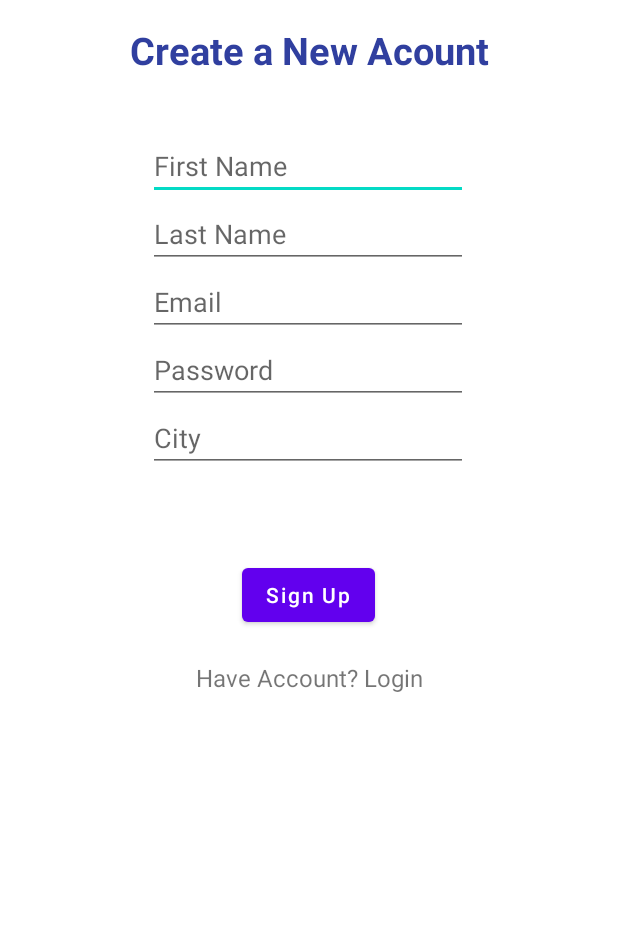
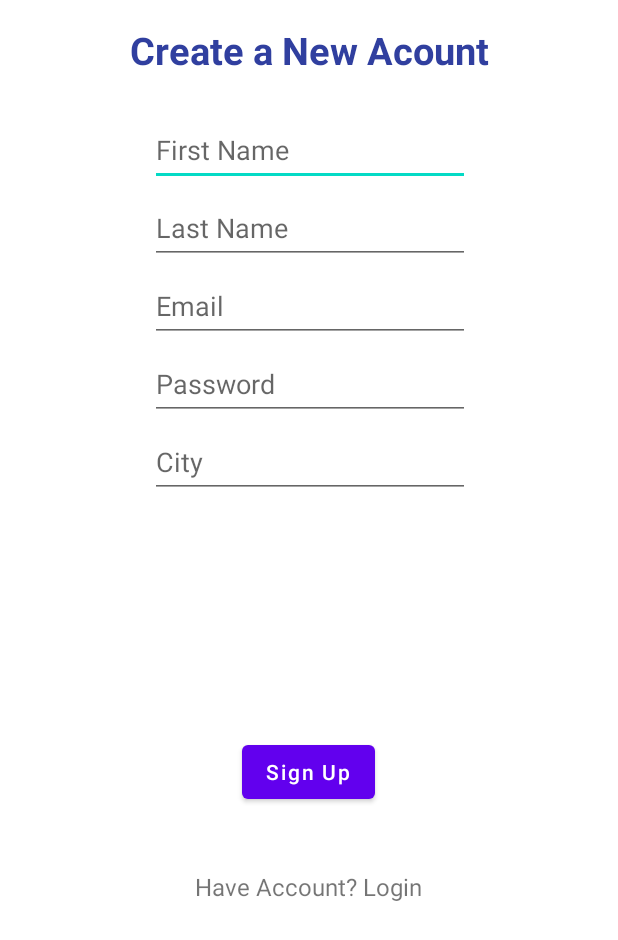
Before and after one commit to AlmogJakov/TutorTime, an Android app: the layout activity_register.xml on its own in the app's theme, with its tools: preview values and no code run, on a phone screen of 412 x 824 dp. Shown: the top 940 px of the screen. Run offline under Robolectric (Android 15) with nearby library versions, the phone set to English and light mode, and no system bars.

Commit message:
fixed Register invalid input

```diff
--- a/app/src/main/java/com/project/tutortime/Register.java
+++ b/app/src/main/java/com/project/tutortime/Register.java
@@ -88,7 +88,7 @@ public class Register extends AppCompatActivity {
                 fAuth.createUserWithEmailAndPassword(email,password).addOnCompleteListener(new OnCompleteListener<AuthResult>() {
                     @Override
                     public void onComplete(@NonNull Task<AuthResult> task) {
-                        if (task.isComplete()) {
+                        if (task.isComplete()&&task.isSuccessful()) {
                             Toast.makeText(Register.this, "User Created", Toast.LENGTH_SHORT).show();
                             FireBaseUser u = new FireBaseUser();
                             String userID = fAuth.getCurrentUser().getUid();
--- a/app/src/main/res/layout/activity_register.xml
+++ b/app/src/main/res/layout/activity_register.xml
@@ -9,72 +9,98 @@
         android:id="@+id/editFName"
         android:layout_width="wrap_content"
         android:layout_height="wrap_content"
-        android:layout_marginTop="88dp"
-        android:layout_marginEnd="100dp"
+        android:layout_marginTop="76dp"
         android:ems="10"
         android:hint="First Name"
         android:inputType="textPersonName"
+        android:minHeight="48dp"
         app:layout_constraintEnd_toEndOf="parent"
+        app:layout_constraintHorizontal_bias="0.502"
+        app:layout_constraintStart_toStartOf="parent"
         app:layout_constraintTop_toTopOf="parent" />
 
-    <EditText
-        android:id="@+id/editLName"
-        android:layout_width="wrap_content"
-        android:layout_height="wrap_content"
-        android:layout_marginEnd="100dp"
-        android:ems="10"
-        android:hint="Last Name"
-        android:inputType="textPersonName"
+    <TextView
+        android:id="@+id/loginPage"
+        android:layout_width="190dp"
+        android:layout_height="29dp"
+        android:text="Have Account? Login"
+        android:textAlignment="center"
+        android:textSize="16sp"
+        app:layout_constraintBottom_toBottomOf="parent"
         app:layout_constraintEnd_toEndOf="parent"
-        app:layout_constraintTop_toBottomOf="@+id/editFName" />
+        app:layout_constraintHorizontal_bias="0.497"
+        app:layout_constraintStart_toStartOf="parent"
+        app:layout_constraintTop_toBottomOf="@+id/editCity"
+        app:layout_constraintVertical_bias="0.536" />
 
     <EditText
         android:id="@+id/editEmail"
         android:layout_width="wrap_content"
         android:layout_height="wrap_content"
-        android:layout_marginEnd="100dp"
+        android:layout_marginTop="4dp"
+
         android:ems="10"
-
         android:hint="Email"
         android:inputType="textEmailAddress"
+        android:minHeight="48dp"
         app:layout_constraintEnd_toEndOf="parent"
+        app:layout_constraintHorizontal_bias="0.502"
+        app:layout_constraintStart_toStartOf="parent"
         app:layout_constraintTop_toBottomOf="@+id/editLName" />
+
+    <Button
+        android:id="@+id/buttonAcount"
+        android:layout_width="wrap_content"
+        android:layout_height="wrap_content"
+        android:text="Sign Up"
+        android:textAllCaps="false"
+        app:layout_constraintBottom_toTopOf="@+id/loginPage"
+        app:layout_constraintEnd_toEndOf="parent"
+        app:layout_constraintHorizontal_bias="0.498"
+        app:layout_constraintStart_toStartOf="parent"
+        app:layout_constraintTop_toBottomOf="@+id/editCity"
+        app:layout_constraintVertical_bias="0.792" />
 
     <EditText
         android:id="@+id/editPass"
         android:layout_width="wrap_content"
         android:layout_height="wrap_content"
-        android:layout_marginTop="0dp"
-        android:layout_marginEnd="100dp"
+        android:layout_marginTop="4dp"
         android:ems="10"
         android:hint="Password"
         android:inputType="textPassword"
+        android:minHeight="48dp"
         app:layout_constraintEnd_toEndOf="parent"
+        app:layout_constraintHorizontal_bias="0.502"
+        app:layout_constraintStart_toStartOf="parent"
         app:layout_constraintTop_toBottomOf="@+id/editEmail" />
 
     <EditText
         android:id="@+id/editCity"
         android:layout_width="wrap_content"
         android:layout_height="wrap_content"
-        android:layout_marginTop="0dp"
-        android:layout_marginEnd="100dp"
+        android:layout_marginTop="4dp"
         android:ems="10"
         android:hint="City"
+        android:minHeight="48dp"
         app:layout_constraintEnd_toEndOf="parent"
+        app:layout_constraintHorizontal_bias="0.502"
+        app:layout_constraintStart_toStartOf="parent"
         app:layout_constraintTop_toBottomOf="@+id/editPass" />
 
-    <Button
-        android:id="@+id/buttonAcount"
+    <EditText
+        android:id="@+id/editLName"
         android:layout_width="wrap_content"
         android:layout_height="wrap_content"
-        android:layout_marginBottom="300dp"
-        android:text="Sign Up"
-        android:textAllCaps="false"
-        app:layout_constraintBottom_toBottomOf="parent"
+        android:layout_marginTop="4dp"
+        android:ems="10"
+        android:hint="Last Name"
+        android:inputType="textPersonName"
+        android:minHeight="48dp"
         app:layout_constraintEnd_toEndOf="parent"
-        app:layout_constraintHorizontal_bias="0.498"
+        app:layout_constraintHorizontal_bias="0.502"
         app:layout_constraintStart_toStartOf="parent"
-        app:layout_constraintTop_toBottomOf="@+id/editPass" />
+        app:layout_constraintTop_toBottomOf="@+id/editFName" />
 
     <TextView
         android:id="@+id/textView"
@@ -90,16 +116,4 @@
         app:layout_constraintStart_toStartOf="parent"
         app:layout_constraintTop_toTopOf="parent" />
 
-    <TextView
-        android:id="@+id/loginPage"
-        android:layout_width="190dp"
-        android:layout_height="29dp"
-        android:text="Have Account? Login"
-        android:textAlignment="center"
-        android:textSize="16sp"
-        app:layout_constraintBottom_toBottomOf="parent"
-        app:layout_constraintEnd_toEndOf="parent"
-        app:layout_constraintStart_toStartOf="parent"
-        app:layout_constraintTop_toBottomOf="@+id/buttonAcount"
-        app:layout_constraintVertical_bias="0.054" />
 </androidx.constraintlayout.widget.ConstraintLayout>
--- a/app/src/main/res/values/strings.xml
+++ b/app/src/main/res/values/strings.xml
@@ -19,4 +19,6 @@
 
     <string name="hello_first_fragment">Hello first fragment</string>
     <string name="hello_second_fragment">Hello second fragment. Arg: %1$s</string>
+
+    <string name="sign_up">Sign Up</string>
 </resources>
```
